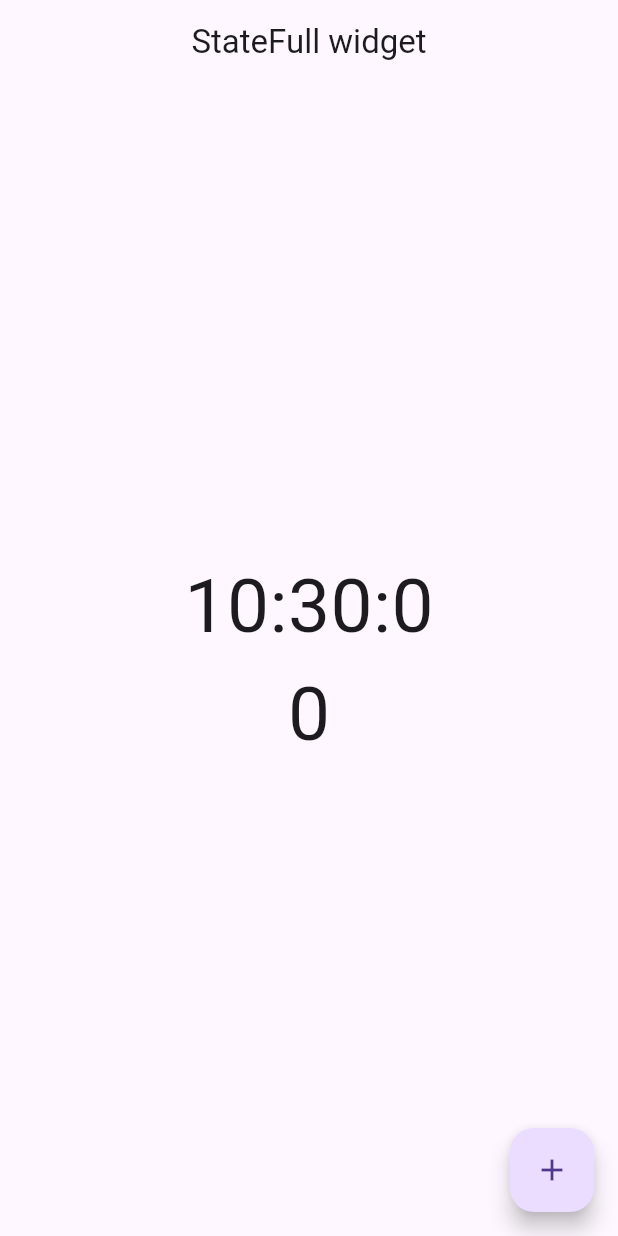
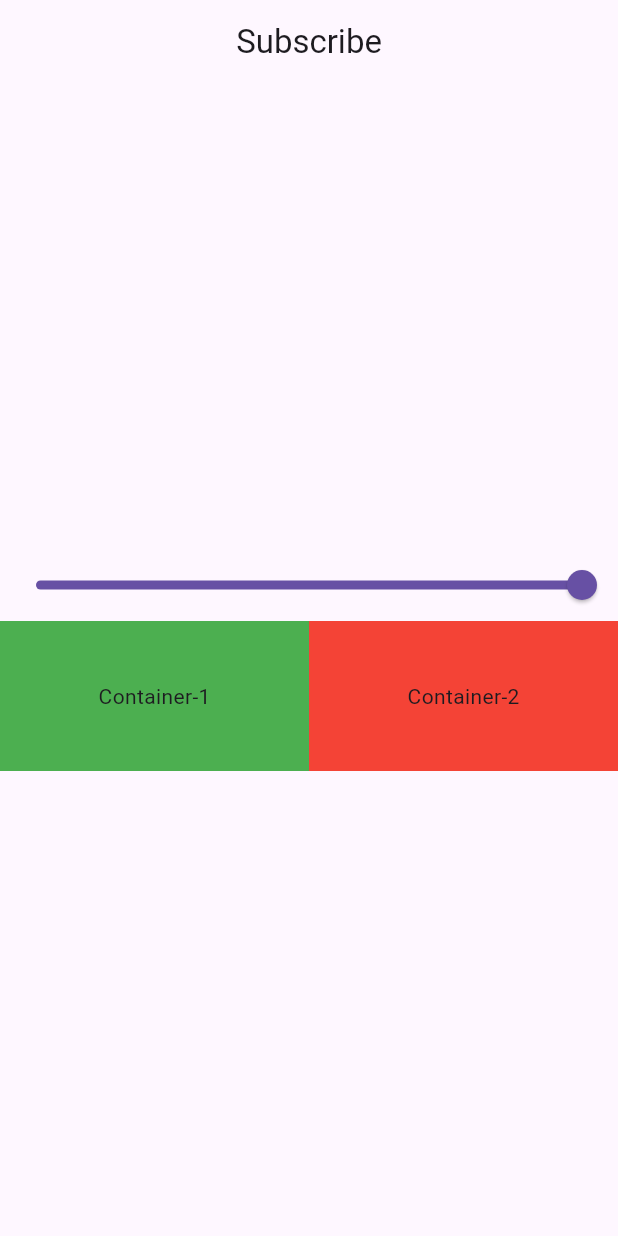
Before and after one commit to es-amit/Flutter-State-Management-Tutorials, a Flutter app: the first screen one second after launch, on a phone screen of 412 x 824 dp. Run offline on Flutter 3.47's test engine with Material 3 defaults, Android fonts, the phone set to English and light mode, and no system bars.

Commit message:
Slider with provider

```diff
--- a/lib/main.dart
+++ b/lib/main.dart
@@ -1,10 +1,13 @@
 import 'package:flutter/material.dart';
 import 'package:provider/provider.dart';
 import 'package:state_management/provider/count_provider.dart';
+//import 'package:state_management/provider/count_provider.dart';
+import 'package:state_management/provider/exampleoneProvider.dart';
 //import 'package:state_management/lecture1.dart';
 //import 'package:state_management/lecture2.dart';
 //import 'package:state_management/lecture3.dart';
-import 'package:state_management/screen/count_example.dart';
+//import 'package:state_management/screen/count_example.dart';
+import 'package:state_management/screen/exampleone.dart';
 
 void main() {
   runApp(const MyApp());
@@ -14,12 +17,17 @@ class MyApp extends StatelessWidget {
   const MyApp({super.key});
   @override
   Widget build(BuildContext context) {
-    return ChangeNotifierProvider(
-      create: (_) => CountProvider(),
+    return MultiProvider(
+      providers: [
+        ChangeNotifierProvider(
+          create: (_)=> ExampleOneProvider()),
+        ChangeNotifierProvider(
+          create: (_)=> CountProvider()),
+      ],
       child: const MaterialApp(
         debugShowCheckedModeBanner: false,
         title: 'Flutter Demo',
-        home: CountExample(),
+        home: ExampleOneScreen(),
       ),
     );
   }
--- /dev/null
+++ b/lib/provider/exampleoneProvider.dart
@@ -0,0 +1,15 @@
+// ignore: file_names
+import 'package:flutter/foundation.dart';
+
+class ExampleOneProvider with ChangeNotifier{
+
+
+  double _value = 1.0;
+
+  double get value => _value;
+
+  void setValue(double val){
+    _value = val;
+    notifyListeners();
+  }
+}
--- /dev/null
+++ b/lib/screen/exampleone.dart
@@ -0,0 +1,75 @@
+import 'package:flutter/material.dart';
+import 'package:provider/provider.dart';
+import 'package:state_management/provider/exampleoneProvider.dart';
+
+class ExampleOneScreen extends StatefulWidget {
+  const ExampleOneScreen({super.key});
+
+  @override
+  State<ExampleOneScreen> createState() => _ExampleOneScreenState();
+}
+
+class _ExampleOneScreenState extends State<ExampleOneScreen> {
+
+  double value = 1.0;
+  @override
+  Widget build(BuildContext context) {
+
+    print('Hlo');
+    final provider = Provider.of<ExampleOneProvider>(context,listen: false);
+    return Scaffold(
+      appBar: AppBar(
+        title: const Text("Subscribe"),
+        centerTitle: true,
+      ),
+      body: Column(
+        mainAxisAlignment: MainAxisAlignment.center,
+        children: [
+
+          Consumer<ExampleOneProvider>(
+            builder: (context,value,child){
+              return Slider(
+              min: 0,
+              max: 1,
+              value: value.value,
+              onChanged: (val){
+                value.setValue(val);
+            });
+            },
+          ),
+          Consumer<ExampleOneProvider>(
+            builder: (context,value,child){
+              return Row(
+              children: [
+                Expanded(
+                  child: Container(
+                    height: 100,
+                    decoration:  BoxDecoration(
+                      color: Colors.green.withOpacity(value.value)
+                    ),
+                    child: const Center(
+                      child: Text('Container-1'),
+                    ),
+                  ),
+                ),
+                Expanded(
+                  child: Container(
+                    height: 100,
+                    decoration:  BoxDecoration(
+                      color: Colors.red.withOpacity(value.value)
+                    ),
+                    child: const Center(
+                      child: Text('Container-2'),
+                    ),
+                  ),
+                )
+              ],
+            );
+            },
+
+          )
+        ],
+      ),
+    );
+  }
+}
```
